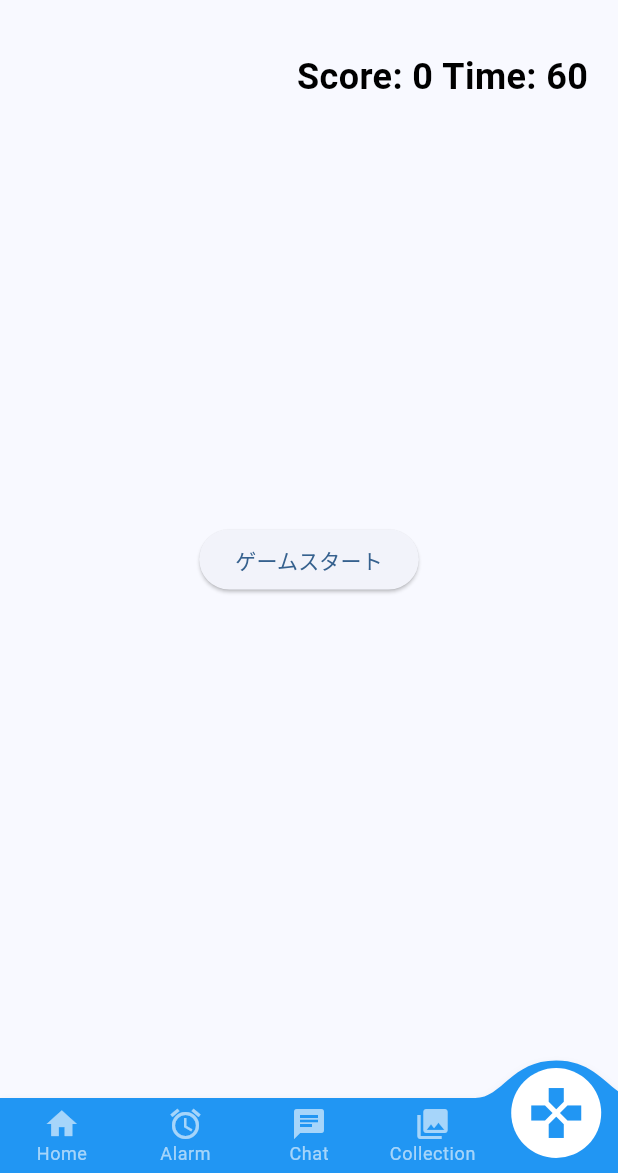
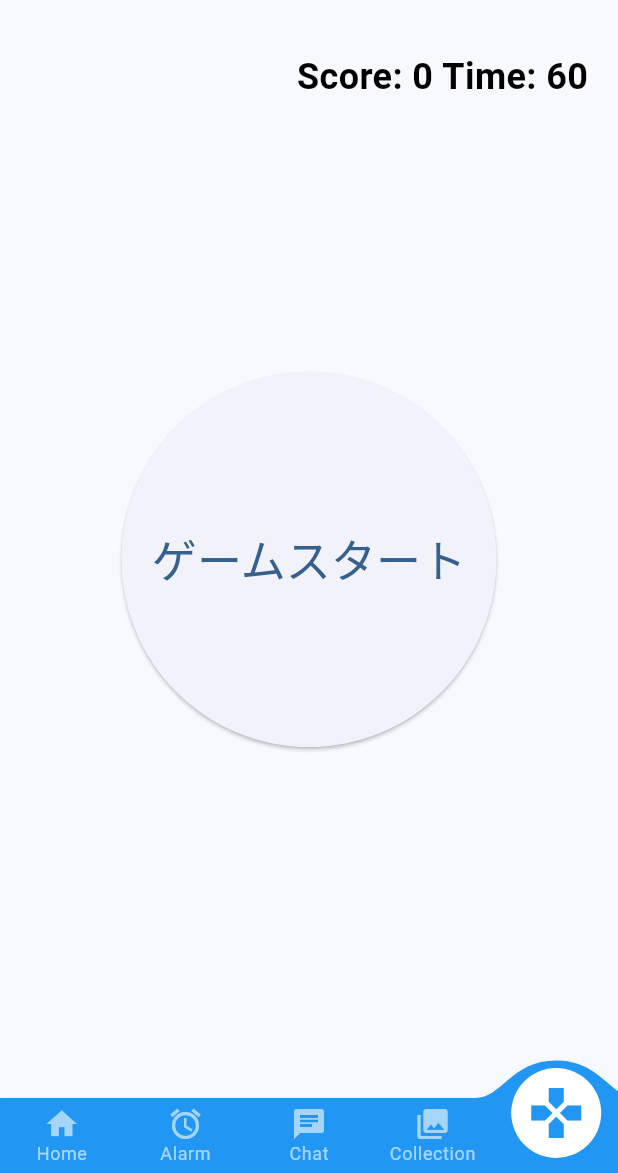
Before and after one commit to Fuki0612/1minuteAlarm, a Flutter app: the screen it shows after launch, item 5 of the bottom bar chosen, on a phone screen of 412 x 824 dp, the part 63-1236 px from its top. Run offline on Flutter 3.47's test engine with Material 3 defaults, Android fonts, the phone set to English and light mode, and no system bars; drawn by our look-alikes of convex_bottom_bar; our stand-ins replace audioplayers, flutter_local_notifications, shared_preferences.

Commit message:
ボタンの形を変更

```diff
--- a/lib/pages/game/page.dart
+++ b/lib/pages/game/page.dart
@@ -90,12 +90,22 @@ List<Widget> _buildCircleItems(double radius) {
       body:Stack(
        children: [
           Center(
-            child: !_started
+            child: !_started //ボタンを押してスタート
             ? ElevatedButton(
                 onPressed: _startCountdown,
-                child: Text('ゲームスタート'),
+                style: ElevatedButton.styleFrom(
+                  shape: CircleBorder(),
+                  minimumSize: Size(250, 250)
+                ),
+                child: Text(
+                  'ゲームスタート',
+                  style: TextStyle(
+                    fontSize: 30,
+                    fontFamily: "Roboto"
+                  ),
+                ),
               )
-            : Stack(
+            : Stack(//ボタンを押した後の表示
                 alignment: Alignment.center,
                 children: [
                   ClipOval(
@@ -110,7 +120,7 @@ List<Widget> _buildCircleItems(double radius) {
                 ]
               ),
             ),
-          // 右上にスコアとタイマーを縦並びで表示
+          // 右上にスコアとタイマーを横並びで表示
           Positioned(
             right: 20,
             top: 20,
```
Also changed, not shown: lib/pages/game/score_page.dart (+13 -2 lines).
